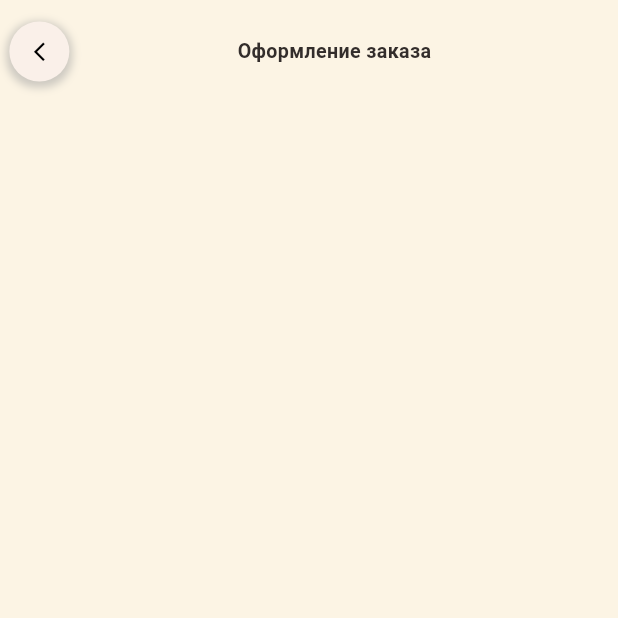
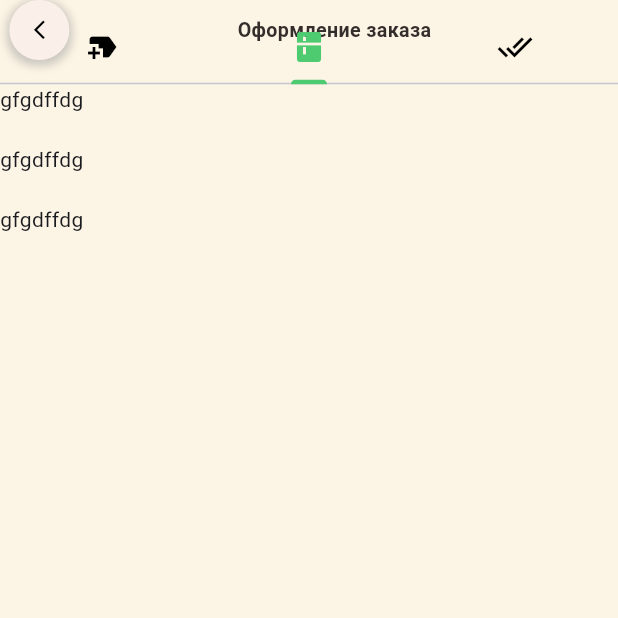
Before and after one commit to dimad2602/flutter_app_for_worker, a Flutter app: the ActiveOrdersPage screen opened by its route, on a phone screen of 412 x 824 dp, the top half of it. Run offline on Flutter 3.47's test engine with Material 3 defaults, Android fonts, the phone set to English and light mode, and no system bars; our stand-ins replace get_it.

Commit message:
add page for orders

```diff
--- /dev/null
+++ b/lib/components/custom_app_bar.dart
@@ -0,0 +1,194 @@
+import 'package:flutter/material.dart';
+import '../locator_get.dart';
+import '../utils/app_colors.dart';
+import '../utils/constants.dart';
+import 'app_icon.dart';
+import 'big_text.dart';
+
+class CustomAppBar extends StatelessWidget implements PreferredSizeWidget {
+  final TabBar? tabBar;
+  final String label;
+  const CustomAppBar({super.key, labe, this.tabBar, required this.label});
+
+  @override
+  Size get preferredSize {
+    var sizeConstants = locator.get<Constants>();
+    return Size.fromHeight(sizeConstants.getHeight20() * 1.2);
+  }
+
+  @override
+  Widget build(BuildContext context) {
+    var sizeConstants = locator.get<Constants>();
+    return SafeArea(
+      child: AppBar(
+        automaticallyImplyLeading: false,
+        backgroundColor: Colors.transparent,
+        //elevation: 0,
+        bottom: tabBar,
+        flexibleSpace: Column(
+          children: [
+            Row(
+              children: [
+                Padding(
+                  padding: EdgeInsets.only(left: sizeConstants.getWidth10()),
+                  child: AppIcon(
+                    icon: Icons.arrow_back_ios_new,
+                    iconColor: Colors.black,
+                    backgroundColor: AppColors.mainColorAppbar,
+                    iconSize24: true,
+                    onTap: () {
+                      Navigator.pop(context);
+                    },
+                  ),
+                ),
+                Expanded(
+                  child: Center(
+                    child: BigText(
+                      text: label,
+                      appbar: true,
+                      bold: true,
+                    ),
+                  ),
+                ),
+                SizedBox(width: sizeConstants.getWidth20()),
+              ],
+            ),
+          ],
+        ),
+      ),
+    );
+  }
+}
+
+// class CustomAppBar extends StatelessWidget implements PreferredSizeWidget {
+//   final bool tabBar;
+
+//   const CustomAppBar({Key? key, this.tabBar = false}) : super(key: key);
+
+//   @override
+//   Size get preferredSize {
+//     var sizeConstants = locator.get<Constants>();
+//     return Size.fromHeight(sizeConstants.getHeight20() * 1.2);
+//   }
+
+//   @override
+//   Widget build(BuildContext context) {
+//     var sizeConstants = locator.get<Constants>();
+//     return AppBar(
+//       automaticallyImplyLeading: false,
+//       backgroundColor: Colors.transparent,
+//       elevation: 0,
+//       flexibleSpace: Column(
+//         children: [
+//           Row(
+//             children: [
+//               Padding(
+//                 padding: EdgeInsets.only(left: sizeConstants.getWidth10()),
+//                 child: AppIcon(
+//                   icon: Icons.arrow_back_ios_new,
+//                   iconColor: Colors.black,
+//                   backgroundColor: AppColors.mainColorAppbar,
+//                   iconSize24: true,
+//                   onTap: () {
+//                     Navigator.pop(context);
+//                   },
+//                 ),
+//               ),
+//               const Expanded(
+//                 child: Center(
+//                   child: BigText(
+//                     text: 'Оформление заказа',
+//                     appbar: true,
+//                     bold: true,
+//                   ),
+//                 ),
+//               ),
+//               SizedBox(width: sizeConstants.getWidth20()),
+//             ],
+//           ),
+//           tabBar
+//               ? const TabBar(
+//                   tabs: [
+//                     Tab(
+//                       icon: Icon(Icons.cloud_outlined),
+//                     ),
+//                     Tab(
+//                       icon: Icon(Icons.beach_access_sharp),
+//                     ),
+//                     Tab(
+//                       icon: Icon(Icons.brightness_5_sharp),
+//                     ),
+//                   ],
+//                 )
+//               : Container(), // Empty container if tabBar is not needed
+//         ],
+//       ),
+//     );
+//   }
+// }
+
+// class CustomAppBar extends StatelessWidget implements PreferredSizeWidget {
+//   final bool tabBar;
+//   const CustomAppBar({Key? key, this.tabBar = false}) : super(key: key);
+
+//   @override
+//   Size get preferredSize {
+//     var sizeConstants = locator.get<Constants>();
+//     return Size.fromHeight(sizeConstants.getHeight20()*1.2);
+//   }
+
+//   @override
+//   Widget build(BuildContext context) {
+//     var sizeConstants = locator.get<Constants>();
+//     return PreferredSize(
+//       preferredSize: preferredSize,
+//       child: AppBar(
+//         automaticallyImplyLeading: false,
+//         backgroundColor: Colors.transparent,
+//         elevation: 0,
+//         flexibleSpace: Container(
+//           padding: EdgeInsets.only(top: sizeConstants.getHeight10() / 2),
+//           child: Row(
+//             children: [
+//               Padding(
+//                 padding: EdgeInsets.only(left: sizeConstants.getWidth10()),
+//                 child: AppIcon(
+//                   icon: Icons.arrow_back_ios_new,
+//                   iconColor: Colors.black,
+//                   backgroundColor: AppColors.mainColorAppbar,
+//                   iconSize24: true,
+//                   onTap: () {
+//                     Navigator.pop(context);
+//                   },
+//                 ),
+//               ),
+//               const Expanded(
+//                 child: Center(
+//                   child: BigText(
+//                     text: 'Оформление заказа',
+//                     appbar: true,
+//                     bold: true,
+//                   ),
+//                 ),
+//               ),
+//               SizedBox(width: sizeConstants.getWidth20()),
+//             ],
+//           ),
+//         ),
+//         bottom: tabBar? const TabBar(
+//             tabs:[
+//               Tab(
+//                 icon: Icon(Icons.cloud_outlined),
+//               ),
+//               Tab(
+//                 icon: Icon(Icons.beach_access_sharp),
+//               ),
+//               Tab(
+//                 icon: Icon(Icons.brightness_5_sharp),
+//               ),
+//             ],
+//           ) : null,
+//       ),
+//     );
+//   }
+// }
--- a/lib/pages/active_orders_page/active_orders_page.dart
+++ b/lib/pages/active_orders_page/active_orders_page.dart
@@ -1,10 +1,10 @@
 import 'package:flutter/material.dart';
-import 'package:flutter_app_for_worker/components/big_text.dart';
 
-import '../../components/app_icon.dart';
+import '../../components/custom_app_bar.dart';
 import '../../locator_get.dart';
 import '../../utils/app_colors.dart';
 import '../../utils/constants.dart';
+import '../../widgets/active_order_widget/active_order_widget.dart';
 
 class ActiveOrdersPage extends StatelessWidget {
   const ActiveOrdersPage({super.key});
@@ -12,41 +12,110 @@ class ActiveOrdersPage extends StatelessWidget {
   @override
   Widget build(BuildContext context) {
     var sizeConstants = locator.get<Constants>();
-    return Scaffold(backgroundColor: AppColors.mainColor,
-    body: Column(crossAxisAlignment: CrossAxisAlignment.center, mainAxisAlignment: MainAxisAlignment.start, children: [
-      Container(
-              height: sizeConstants.getHeight45(),
-              width: double.maxFinite,
-              padding: EdgeInsets.only(top: sizeConstants.getHeight10()),
-              child: Row(
-                children: [
-                  Padding(
-                    padding: EdgeInsets.only(left: sizeConstants.getWidth10()),
-                    child: AppIcon(
-                      icon: Icons.arrow_back_ios_new,
-                      iconColor: Colors.black,
-                      backgroundColor: AppColors.mainColorAppbar,
-                      iconSize24: true,
-                      onTap: () {
-                        // Get.toNamed(CartPageSql.routeName,
-                        //     arguments: ModalRoute.of(context)!.settings.name);
-                      },
-                    ),
+    return DefaultTabController(
+      initialIndex: 1,
+      length: 3,
+      child: Scaffold(
+        backgroundColor: AppColors.mainColor,
+        appBar: PreferredSize(
+          preferredSize: Size.fromHeight(sizeConstants.getHeight45()),
+          child: const CustomAppBar(
+            tabBar: TabBar(
+              indicatorColor: AppColors.bottonColor,
+              labelColor: AppColors.bottonColor,
+              unselectedLabelColor: Colors.black,
+              tabs: [
+                Tab(
+                  icon: Icon(Icons.new_label),
+                ),
+                Tab(
+                  icon: Icon(Icons.kitchen),
+                ),
+                Tab(
+                  icon: Icon(Icons.done_all),
+                ),
+              ],
+            ),
+            label: 'Оформление заказа',
+          ),
+        ),
+        body: TabBarView(
+          children: [
+            SingleChildScrollView(
+              child: ListView.separated(
+                  // Позволяем перекрывать категории
+                  shrinkWrap: true,
+                  physics: NeverScrollableScrollPhysics(),
+                  itemBuilder: (BuildContext context, int index) {
+                    return ActiveOrderWidget();
+                    // OrderIncomingWidget(
+                    //   model: _incomingOrderController.allPapers.reversed
+                    //           .toList()[
+                    //       index], //_incomingOrderController.allPapers[index],
+                    //   index: index,
+                    //   orderItems: _incomingOrderController.allCategories,
+                    // );
+                  },
+                  separatorBuilder: (BuildContext context, int index) {
+                    return const SizedBox(
+                      height: 20,
+                    );
+                  },
+                  itemCount: 25 //TODO: Bloc
+                  //_incomingOrderController.allPapers.length
                   ),
-                  const Expanded(
-                    child: Center(
-                      child: Center(
-                          child: BigText(
-                            text: 'Оформление заказа',
-                            appbar: true,
-                            bold: true,
-                          )),
-                    ),
+            ),
+            SingleChildScrollView(
+              child: ListView.separated(
+                  // Позволяем перекрывать категории
+                  shrinkWrap: true,
+                  physics: NeverScrollableScrollPhysics(),
+                  itemBuilder: (BuildContext context, int index) {
+                    return ActiveOrderWidget();
+                    // OrderIncomingWidget(
+                    //   model: _incomingOrderController.allPapers.reversed
+                    //           .toList()[
+                    //       index], //_incomingOrderController.allPapers[index],
+                    //   index: index,
+                    //   orderItems: _incomingOrderController.allCategories,
+                    // );
+                  },
+                  separatorBuilder: (BuildContext context, int index) {
+                    return const SizedBox(
+                      height: 20,
+                    );
+                  },
+                  itemCount: 3 //TODO: Bloc
+                  //_incomingOrderController.allPapers.length
                   ),
-                  SizedBox(width: sizeConstants.getWidth20()),
-                ],
-              ),
             ),
-    ],));
+            SingleChildScrollView(
+              child: ListView.separated(
+                  // Позволяем перекрывать категории
+                  shrinkWrap: true,
+                  physics: NeverScrollableScrollPhysics(),
+                  itemBuilder: (BuildContext context, int index) {
+                    return ActiveOrderWidget();
+                    // OrderIncomingWidget(
+                    //   model: _incomingOrderController.allPapers.reversed
+                    //           .toList()[
+                    //       index], //_incomingOrderController.allPapers[index],
+                    //   index: index,
+                    //   orderItems: _incomingOrderController.allCategories,
+                    // );
+                  },
+                  separatorBuilder: (BuildContext context, int index) {
+                    return const SizedBox(
+                      height: 20,
+                    );
+                  },
+                  itemCount: 5 //TODO: Bloc
+                  //_incomingOrderController.allPapers.length
+                  ),
+            ),
+          ],
+        ),
+      ),
+    );
   }
 }
--- a/lib/routes.dart
+++ b/lib/routes.dart
@@ -3,10 +3,12 @@ import 'package:flutter/material.dart';
 import 'package:flutter_app_for_worker/pages/first_page/first_page.dart';
 
 import 'pages/active_orders_page/active_orders_page.dart';
+import 'pages/profile_page/profile_page.dart';
 
 final Map<String, Widget Function(BuildContext context)> routes = {
   '/': (BuildContext context) => const FirstPage(),
   '/ActiveOrdersPage': (BuildContext context) => const ActiveOrdersPage(),
+  '/ProfilePage': (BuildContext context) => const ProfilePage(),
   // '/LoginPage': (BuildContext context) => BlocProvider(
   //       create: (context) => LoginBloc(LoginRepository()),
   //       child: LoginPage(),
--- /dev/null
+++ b/lib/widgets/active_order_widget/active_order_widget.dart
@@ -0,0 +1,10 @@
+import 'package:flutter/material.dart';
+
+class ActiveOrderWidget extends StatelessWidget {
+  const ActiveOrderWidget({super.key});
+
+  @override
+  Widget build(BuildContext context) {
+    return Text("gfgdffdg");
+  }
+}
```
Also changed, not shown: lib/main.dart (+9 -4 lines), lib/pages/first_page/first_page.dart (+6 -4 lines), lib/pages/profile_page/profile_page.dart (added, +17 -0 lines).
